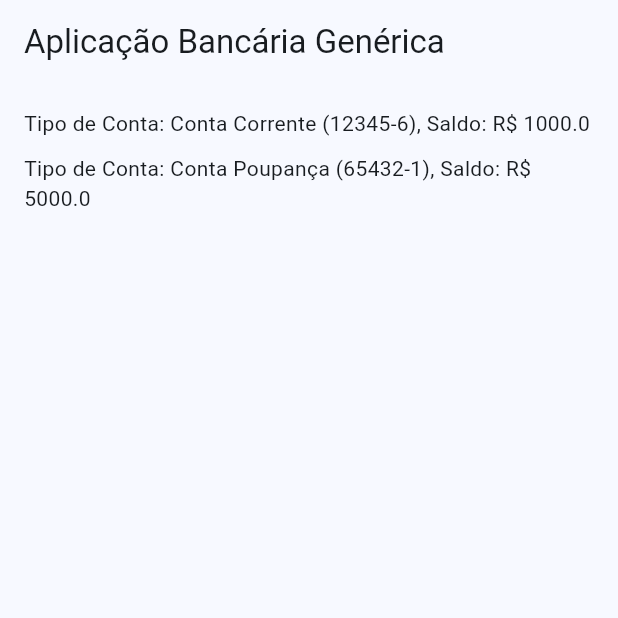
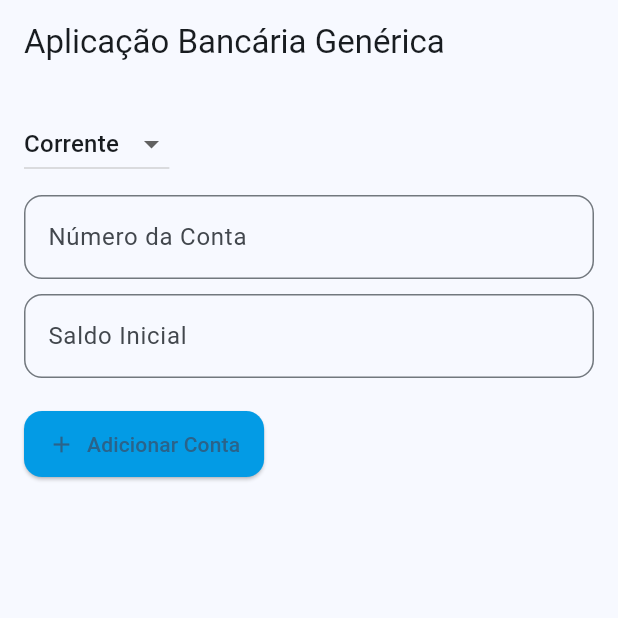
Before and after one commit to Hudson-Matias/Aula-Flutter, a Flutter app: the screen it shows after launch, on a phone screen of 412 x 824 dp, the top half of it. Run offline on Flutter 3.47's test engine with Material 3 defaults, Android fonts, the phone set to English and light mode, and no system bars.

Commit message:
Fazendo uma tela com o formulário simples e criando um layout no home_layout.dart

```diff
--- a/lib/views/app_contabancaria.dart
+++ b/lib/views/app_contabancaria.dart
@@ -1,7 +1,7 @@
 import 'package:appcontabancaria/views/home.dart';
 import 'package:flutter/material.dart';
 
-class AppContaBancaria extends StatelessWidget{
+class AppContaBancaria extends StatelessWidget {
   const AppContaBancaria({super.key});
 
   @override
@@ -9,7 +9,9 @@ class AppContaBancaria extends StatelessWidget{
     return MaterialApp(
       theme: ThemeData(
         useMaterial3: true,
-        colorScheme: ColorScheme.fromSeed(seedColor: Colors.lightBlue.shade600,),
+        colorScheme: ColorScheme.fromSeed(
+          seedColor: Colors.lightBlue.shade600,
+        ),
       ),
       home: const Home(),
     );
--- a/lib/views/home.dart
+++ b/lib/views/home.dart
@@ -2,37 +2,79 @@ import 'package:flutter/material.dart';
 import 'package:appcontabancaria/models/conta_bancaria.dart';
 import 'package:appcontabancaria/models/conta_corrente.dart';
 import 'package:appcontabancaria/models/conta_poupanca.dart';
+import 'package:appcontabancaria/views/home_layout.dart';
 
-class Home extends StatelessWidget {
+class Home extends StatefulWidget {
   const Home({super.key});
 
   @override
+  _HomeState createState() => _HomeState();
+}
+
+class _HomeState extends State<Home> {
+  final List<ContaBancaria> _contas = [];
+  final _numeroContaController = TextEditingController();
+  final _saldoController = TextEditingController();
+  String _tipoConta = 'Corrente';
+
+  void _adicionarConta() {
+    final String numeroConta = _numeroContaController.text;
+    final double saldo = double.tryParse(_saldoController.text) ?? 0.0;
+
+    if (numeroConta.isNotEmpty) {
+      if (_tipoConta == 'Corrente') {
+        setState(() {
+          _contas.add(ContaBancaria<ContaCorrente>(
+            tipoDeConta: ContaCorrente(numeroConta),
+            saldo: saldo,
+          ));
+        });
+      } else {
+        setState(() {
+          _contas.add(ContaBancaria<ContaPoupanca>(
+            tipoDeConta: ContaPoupanca(numeroConta),
+            saldo: saldo,
+          ));
+        });
+      }
+    }
+    _numeroContaController.clear();
+    _saldoController.clear();
+  }
+
+  void _depositar(int index, double valor) {
+    setState(() {
+      _contas[index].depositar(valor);
+    });
+  }
+
+  void _sacar(int index, double valor) {
+    try {
+      setState(() {
+        _contas[index].sacar(valor);
+      });
+    } catch (e) {
+      ScaffoldMessenger.of(context).showSnackBar(SnackBar(
+        content: Text(e.toString()),
+      ));
+    }
+  }
+
+  @override
   Widget build(BuildContext context) {
-    final ContaBancaria<ContaCorrente> contaCorrente = ContaBancaria(
-      tipoDeConta: ContaCorrente('12345-6'),
-      saldo: 1000.0,
-    );
-
-    final ContaBancaria<ContaPoupanca> contaPoupanca = ContaBancaria(
-      tipoDeConta: ContaPoupanca('65432-1'),
-      saldo: 5000.0,
-    );
-
-    return Scaffold(
-      appBar: AppBar(
-        title: const Text('Aplicação Bancária Genérica'),
-      ),
-      body: Padding(
-        padding: const EdgeInsets.all(16.0),
-        child: Column(
-          crossAxisAlignment: CrossAxisAlignment.start,
-          children: [
-            Text(contaCorrente.toString()),
-            const SizedBox(height: 10),
-            Text(contaPoupanca.toString()),
-          ],
-        ),
-      ),
+    return HomeLayout(
+      contas: _contas,
+      tipoConta: _tipoConta,
+      numeroContaController: _numeroContaController,
+      saldoController: _saldoController,
+      onTipoContaChanged: (String newValue) {
+        setState(() {
+          _tipoConta = newValue;
+        });
+      },
+      onAdicionarConta: _adicionarConta,
+      onDepositar: _depositar,
+      onSacar: _sacar,
     );
   }
 }
--- /dev/null
+++ b/lib/views/home_layout.dart
@@ -0,0 +1,189 @@
+import 'package:flutter/material.dart';
+import 'package:appcontabancaria/models/conta_bancaria.dart';
+
+class HomeLayout extends StatelessWidget {
+  final List<ContaBancaria> contas;
+  final String tipoConta;
+  final TextEditingController numeroContaController;
+  final TextEditingController saldoController;
+  final ValueChanged<String> onTipoContaChanged;
+  final VoidCallback onAdicionarConta;
+  final Function(int, double) onDepositar;
+  final Function(int, double) onSacar;
+
+  const HomeLayout({
+    super.key,
+    required this.contas,
+    required this.tipoConta,
+    required this.numeroContaController,
+    required this.saldoController,
+    required this.onTipoContaChanged,
+    required this.onAdicionarConta,
+    required this.onDepositar,
+    required this.onSacar,
+  });
+
+  @override
+  Widget build(BuildContext context) {
+    return Scaffold(
+      appBar: AppBar(
+        title: const Text('Aplicação Bancária Genérica'),
+      ),
+      body: Padding(
+        padding: const EdgeInsets.all(16.0),
+        child: Column(
+          crossAxisAlignment: CrossAxisAlignment.start,
+          children: [
+            _buildDropdown(),
+            const SizedBox(height: 10),
+            _buildTextField(
+              controller: numeroContaController,
+              label: 'Número da Conta',
+            ),
+            const SizedBox(height: 10),
+            _buildTextField(
+              controller: saldoController,
+              label: 'Saldo Inicial',
+              keyboardType: TextInputType.number,
+            ),
+            const SizedBox(height: 20),
+            _buildButton(),
+            const SizedBox(height: 20),
+            _buildListView(),
+          ],
+        ),
+      ),
+    );
+  }
+
+  DropdownButton<String> _buildDropdown() {
+    return DropdownButton<String>(
+      value: tipoConta,
+      onChanged: (String? newValue) {
+        if (newValue != null) {
+          onTipoContaChanged(newValue);
+        }
+      },
+      items: <String>['Corrente', 'Poupança']
+          .map<DropdownMenuItem<String>>((String value) {
+        return DropdownMenuItem<String>(
+          value: value,
+          child: Text(value),
+        );
+      }).toList(),
+    );
+  }
+
+
+  TextField _buildTextField({
+    required TextEditingController controller,
+    required String label,
+    TextInputType keyboardType = TextInputType.text,
+  }) {
+    return TextField(
+      controller: controller,
+      decoration: InputDecoration(
+        labelText: label,
+        border: OutlineInputBorder(
+          borderRadius: BorderRadius.circular(12.0),
+        ),
+      ),
+      keyboardType: keyboardType,
+    );
+  }
+
+  ElevatedButton _buildButton() {
+    return ElevatedButton.icon(
+      onPressed: onAdicionarConta,
+      icon: const Icon(Icons.add),
+      label: const Text('Adicionar Conta'),
+      style: ElevatedButton.styleFrom(
+        backgroundColor: Colors.lightBlue.shade600,
+        padding: const EdgeInsets.symmetric(vertical: 12.0, horizontal: 16.0),
+        shape: RoundedRectangleBorder(
+          borderRadius: BorderRadius.circular(12.0),
+        ),
+      ),
+    );
+  }
+
+  Expanded _buildListView() {
+    return Expanded(
+      child: ListView.builder(
+        itemCount: contas.length,
+        itemBuilder: (context, index) {
+          return Card(
+            shape: RoundedRectangleBorder(
+              borderRadius: BorderRadius.circular(12.0),
+            ),
+            margin: const EdgeInsets.symmetric(vertical: 8.0),
+            child: ListTile(
+              contentPadding: const EdgeInsets.all(16.0),
+              title: Text(
+                contas[index].toString(),
+                style: const TextStyle(fontWeight: FontWeight.bold),
+              ),
+              trailing: Row(
+                mainAxisSize: MainAxisSize.min,
+                children: [
+                  IconButton(
+                    icon: const Icon(Icons.add),
+                    onPressed: () => _showDialog(
+                      context,
+                      'Depositar',
+                          (valor) => onDepositar(index, valor),
+                    ),
+                  ),
+                  IconButton(
+                    icon: const Icon(Icons.remove),
+                    onPressed: () => _showDialog(
+                      context,
+                      'Sacar',
+                          (valor) => onSacar(index, valor),
+                    ),
+                  ),
+                ],
+              ),
+            ),
+          );
+        },
+      ),
+    );
+  }
+
+  void _showDialog(
+      BuildContext context, String title, Function(double) onConfirm) {
+    final _valorController = TextEditingController();
+
+    showDialog(
+      context: context,
+      builder: (context) {
+        return AlertDialog(
+          title: Text(title),
+          content: TextField(
+            controller: _valorController,
+            decoration: const InputDecoration(labelText: 'Valor'),
+            keyboardType: TextInputType.number,
+          ),
+          actions: [
+            TextButton(
+              onPressed: () {
+                Navigator.of(context).pop();
+              },
+              child: const Text('Cancelar'),
+            ),
+            TextButton(
+              onPressed: () {
+                final double valor =
+                    double.tryParse(_valorController.text) ?? 0.0;
+                onConfirm(valor);
+                Navigator.of(context).pop();
+              },
+              child: const Text('Confirmar'),
+            ),
+          ],
+        );
+      },
+    );
+  }
+}
```
